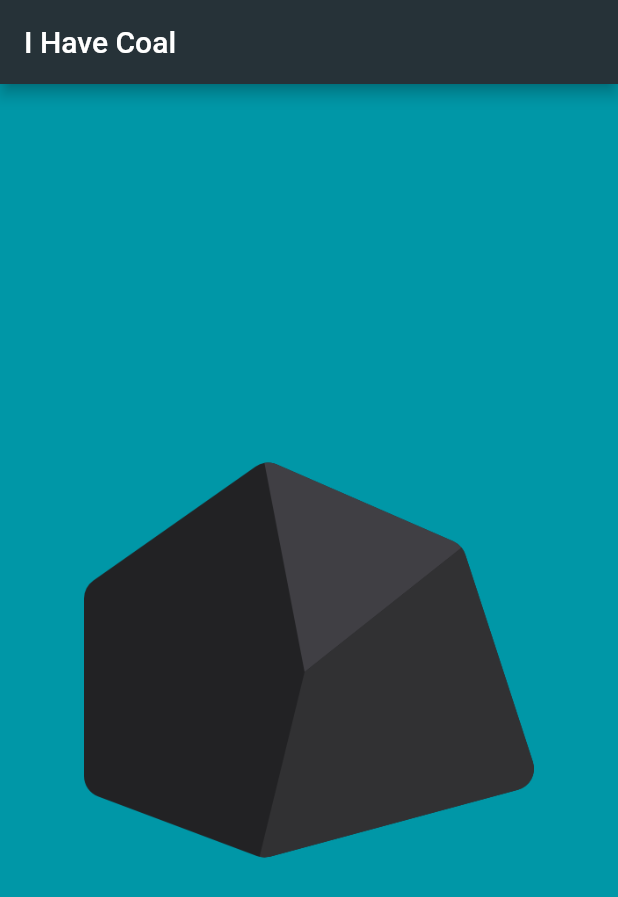
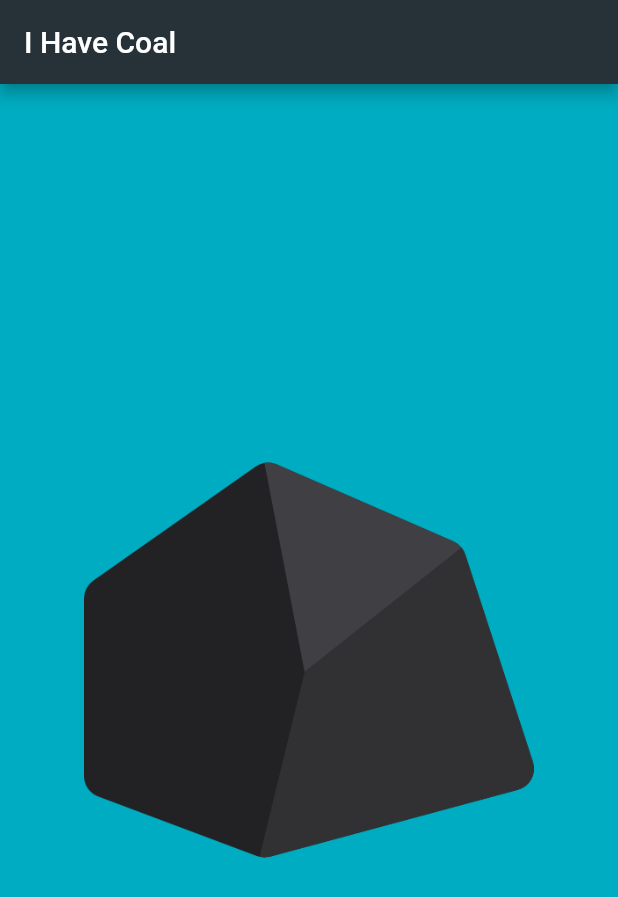
Before and after one commit to sussananukem/i_have_coal_app, a Flutter app: the screen it shows after launch, on a phone screen of 412 x 824 dp. Shown: the top 897 px of the screen. Run offline on Flutter 3.47's test engine with Material 2 defaults, Android fonts, the phone set to English and light mode, and no system bars; our stand-ins replace device_preview.

Commit message:
changed background color

```diff
--- a/lib/main.dart
+++ b/lib/main.dart
@@ -45,7 +45,7 @@ class _MyHomePageState extends State<MyHomePage> {
         title: const Text('I Have Coal'),
         backgroundColor: Colors.blueGrey[900],
       ),
-      backgroundColor: Colors.cyan[700],
+      backgroundColor: Colors.cyan[600],
       body: const Center(
         child: Image(
           image: AssetImage(
```
